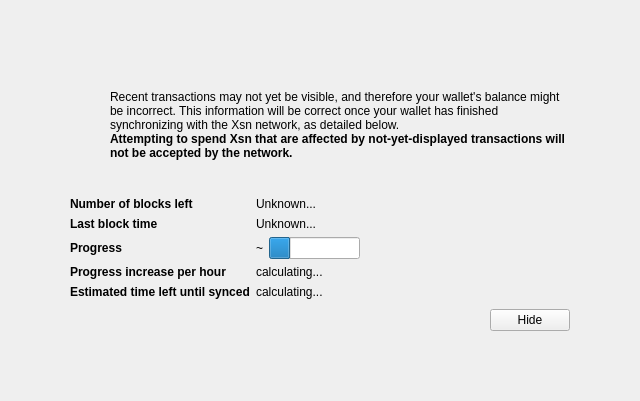
This is src/qt/forms/modaloverlay.ui in X9Developers/XSN as Qt 5 draws it before an edit. The edited form follows.
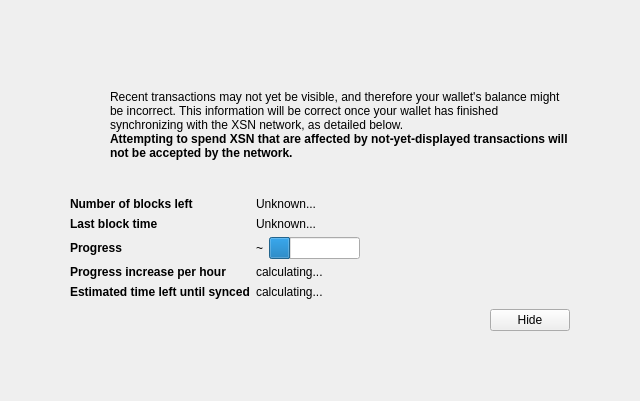
This is the edited form. Icons and pictures are not drawn. Custom widgets are drawn as their Qt base class.

Patch:
```diff
--- a/src/qt/forms/modaloverlay.ui
+++ b/src/qt/forms/modaloverlay.ui
@@ -125,7 +125,7 @@
              <item>
               <widget class="QLabel" name="infoText">
                <property name="text">
-                <string>Recent transactions may not yet be visible, and therefore your wallet's balance might be incorrect. This information will be correct once your wallet has finished synchronizing with the Xsn network, as detailed below.</string>
+                <string>Recent transactions may not yet be visible, and therefore your wallet's balance might be incorrect. This information will be correct once your wallet has finished synchronizing with the XSN network, as detailed below.</string>
                </property>
                <property name="textFormat">
                 <enum>Qt::RichText</enum>
@@ -144,7 +144,7 @@
                 </font>
                </property>
                <property name="text">
-                <string>Attempting to spend Xsn that are affected by not-yet-displayed transactions will not be accepted by the network.</string>
+                <string>Attempting to spend XSN that are affected by not-yet-displayed transactions will not be accepted by the network.</string>
                </property>
                <property name="textFormat">
                 <enum>Qt::RichText</enum>
```
Left out of the diff: 4 changed lines with no effect on the pictures.
